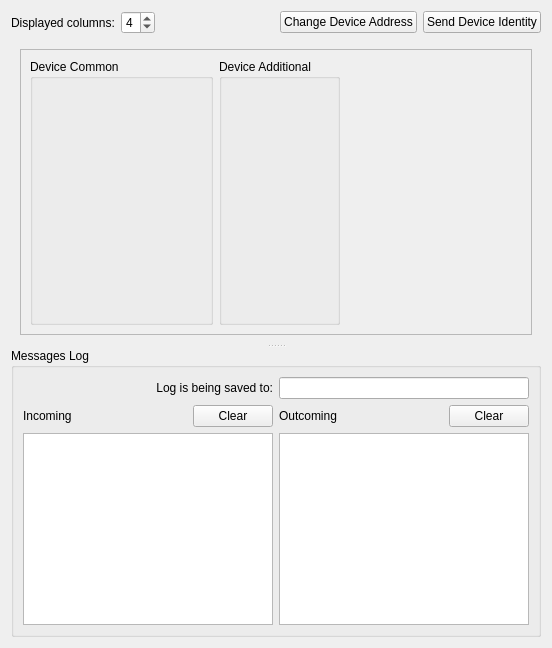
etengabeko/etwas, file src/ui/controlpanel.ui: the form before one commit.
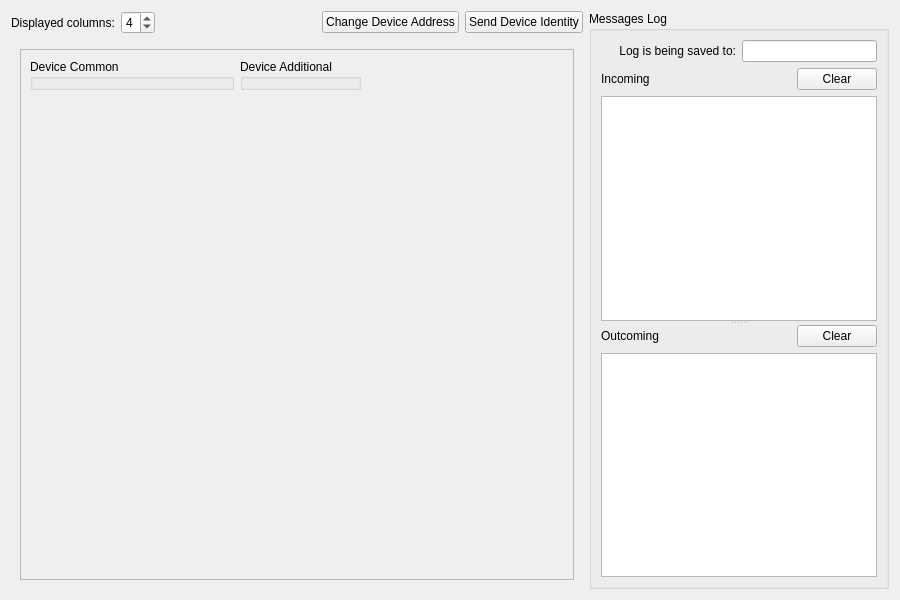
The form after the commit. The open tabs and pages were chosen to show the change.

Patch:
```diff
--- a/src/ui/controlpanel.ui
+++ b/src/ui/controlpanel.ui
@@ -6,10 +6,16 @@
    <rect>
     <x>0</x>
     <y>0</y>
-    <width>552</width>
-    <height>648</height>
+    <width>900</width>
+    <height>600</height>
    </rect>
   </property>
+  <property name="sizePolicy">
+   <sizepolicy hsizetype="Expanding" vsizetype="Expanding">
+    <horstretch>0</horstretch>
+    <verstretch>0</verstretch>
+   </sizepolicy>
+  </property>
   <property name="minimumSize">
    <size>
     <width>0</width>
@@ -19,23 +25,11 @@
   <property name="windowTitle">
    <string>Device</string>
   </property>
-  <layout class="QVBoxLayout" name="verticalLayout_3">
+  <layout class="QVBoxLayout" name="verticalLayout_7">
    <item>
-    <widget class="QSplitter" name="splitter">
-     <property name="orientation">
-      <enum>Qt::Vertical</enum>
-     </property>
-     <property name="childrenCollapsible">
-      <bool>false</bool>
-     </property>
-     <widget class="QWidget" name="controlWidget" native="true">
-      <property name="sizePolicy">
-       <sizepolicy hsizetype="Preferred" vsizetype="Expanding">
-        <horstretch>0</horstretch>
-        <verstretch>2</verstretch>
-       </sizepolicy>
-      </property>
-      <layout class="QVBoxLayout" name="verticalLayout_2">
+    <layout class="QHBoxLayout" name="horizontalLayout_8" stretch="3,1">
+     <item>
+      <layout class="QVBoxLayout" name="verticalLayout_4">
        <item>
         <layout class="QHBoxLayout" name="horizontalLayout_3">
          <item>
@@ -89,11 +83,17 @@
        </item>
        <item>
         <widget class="QStackedWidget" name="stackedWidget">
+         <property name="sizePolicy">
+          <sizepolicy hsizetype="Expanding" vsizetype="Expanding">
+           <horstretch>0</horstretch>
+           <verstretch>0</verstretch>
+          </sizepolicy>
+         </property>
          <property name="currentIndex">
           <number>0</number>
          </property>
          <widget class="QWidget" name="preloadPage">
-          <layout class="QVBoxLayout" name="verticalLayout_4">
+          <layout class="QVBoxLayout" name="verticalLayout_2">
            <item>
             <spacer name="verticalSpacer_2">
              <property name="orientation">
@@ -186,7 +186,7 @@
           </layout>
          </widget>
          <widget class="QWidget" name="workingPage">
-          <layout class="QVBoxLayout" name="verticalLayout_7">
+          <layout class="QHBoxLayout" name="horizontalLayout_7">
            <item>
             <widget class="QScrollArea" name="controlsScrollArea">
              <property name="sizeAdjustPolicy">
@@ -200,11 +200,13 @@
                <rect>
                 <x>0</x>
                 <y>0</y>
-                <width>263</width>
-                <height>32</height>
+                <width>502</width>
+                <height>623</height>
                </rect>
               </property>
-              <layout class="QHBoxLayout" name="horizontalLayout_8">
+              <layout class="QVBoxLayout" name="verticalLayout_6">
+               <item>
+                <layout class="QHBoxLayout" name="horizontalLayout_6">
                <item>
                 <widget class="QGroupBox" name="commonGroupBox">
                  <property name="sizePolicy">
@@ -239,6 +241,21 @@
                 </spacer>
                </item>
               </layout>
+               </item>
+               <item>
+                <spacer name="verticalSpacer_3">
+                 <property name="orientation">
+                  <enum>Qt::Vertical</enum>
+                 </property>
+                 <property name="sizeHint" stdset="0">
+                  <size>
+                   <width>20</width>
+                   <height>580</height>
+                  </size>
+                 </property>
+                </spacer>
+               </item>
+              </layout>
              </widget>
             </widget>
            </item>
@@ -247,18 +264,25 @@
         </widget>
        </item>
       </layout>
-     </widget>
+     </item>
+     <item>
      <widget class="QGroupBox" name="logGroupBox">
       <property name="sizePolicy">
-       <sizepolicy hsizetype="Preferred" vsizetype="Minimum">
+        <sizepolicy hsizetype="Minimum" vsizetype="Expanding">
         <horstretch>0</horstretch>
         <verstretch>0</verstretch>
        </sizepolicy>
       </property>
+       <property name="minimumSize">
+        <size>
+         <width>300</width>
+         <height>0</height>
+        </size>
+       </property>
       <property name="title">
        <string>Messages Log</string>
       </property>
-      <layout class="QVBoxLayout" name="verticalLayout_6">
+       <layout class="QVBoxLayout" name="verticalLayout_3">
        <item>
         <layout class="QHBoxLayout" name="horizontalLayout">
          <item>
@@ -293,8 +317,14 @@
         </layout>
        </item>
        <item>
-        <layout class="QHBoxLayout" name="horizontalLayout_6">
-         <item>
+         <widget class="QSplitter" name="splitter">
+          <property name="orientation">
+           <enum>Qt::Vertical</enum>
+          </property>
+          <property name="childrenCollapsible">
+           <bool>false</bool>
+          </property>
+          <widget class="QWidget" name="">
           <layout class="QVBoxLayout" name="verticalLayout">
            <item>
             <layout class="QHBoxLayout" name="horizontalLayout_4">
@@ -324,8 +354,8 @@
             <widget class="QPlainTextEdit" name="incomingLogTextEdit"/>
            </item>
           </layout>
-         </item>
-         <item>
+          </widget>
+          <widget class="QWidget" name="">
           <layout class="QVBoxLayout" name="verticalLayout_5">
            <item>
             <layout class="QHBoxLayout" name="horizontalLayout_5">
@@ -355,12 +385,13 @@
             <widget class="QPlainTextEdit" name="outcomingLogTextEdit"/>
            </item>
           </layout>
-         </item>
-        </layout>
-       </item>
-      </layout>
-     </widget>
-    </widget>
+          </widget>
+         </widget>
+        </item>
+       </layout>
+      </widget>
+     </item>
+    </layout>
    </item>
   </layout>
  </widget>
```
Lines whose indentation alone changed are shown as unchanged.
